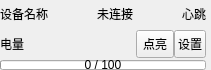
Old version of the form UAVManage/devicecontrol.ui in the repository gessd/UAVManage.
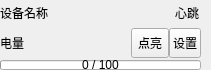
New version of the form. Icons and pictures are not drawn.

Commit message: 无人机连接状态及心跳

What changed in the file:
```diff
--- a/UAVManage/devicecontrol.ui
+++ b/UAVManage/devicecontrol.ui
@@ -24,7 +24,7 @@
     <number>0</number>
    </property>
    <property name="rightMargin">
-    <number>5</number>
+    <number>10</number>
    </property>
    <property name="bottomMargin">
     <number>0</number>
@@ -36,55 +36,31 @@
      </property>
      <item>
       <widget class="QLabel" name="labelDeviceName">
-       <property name="maximumSize">
-        <size>
-         <width>100</width>
-         <height>16777215</height>
-        </size>
-       </property>
        <property name="text">
         <string>设备名称</string>
        </property>
       </widget>
      </item>
-     <item>
-      <spacer name="horizontalSpacer_2">
-       <property name="orientation">
-        <enum>Qt::Horizontal</enum>
-       </property>
-       <property name="sizeHint" stdset="0">
-        <size>
-         <width>40</width>
-         <height>20</height>
-        </size>
-       </property>
-      </spacer>
-     </item>
-     <item>
-      <widget class="QLabel" name="labelConnect">
-       <property name="text">
-        <string>未连接</string>
-       </property>
-       <property name="alignment">
-        <set>Qt::AlignCenter</set>
-       </property>
-      </widget>
-     </item>
-     <item>
-      <spacer name="horizontalSpacer_3">
-       <property name="orientation">
-        <enum>Qt::Horizontal</enum>
-       </property>
-       <property name="sizeHint" stdset="0">
-        <size>
-         <width>40</width>
-         <height>20</height>
-        </size>
-       </property>
-      </spacer>
-     </item>
      <item>
       <widget class="QLabel" name="labelStatus">
+       <property name="sizePolicy">
+        <sizepolicy hsizetype="Fixed" vsizetype="Fixed">
+         <horstretch>0</horstretch>
+         <verstretch>0</verstretch>
+        </sizepolicy>
+       </property>
+       <property name="minimumSize">
+        <size>
+         <width>26</width>
+         <height>26</height>
+        </size>
+       </property>
+       <property name="maximumSize">
+        <size>
+         <width>26</width>
+         <height>26</height>
+        </size>
+       </property>
        <property name="text">
         <string>心跳</string>
        </property>
@@ -121,7 +97,7 @@
       <widget class="QToolButton" name="btnLED">
        <property name="maximumSize">
         <size>
-         <width>50</width>
+         <width>60</width>
          <height>32</height>
         </size>
        </property>
```
The commit also changes 6 other files.
